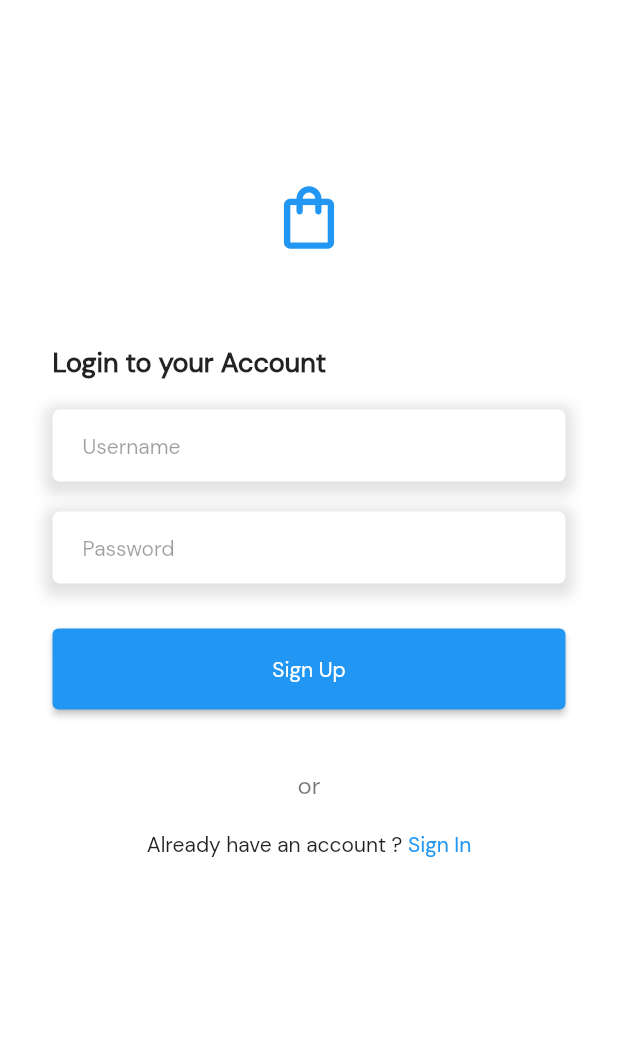
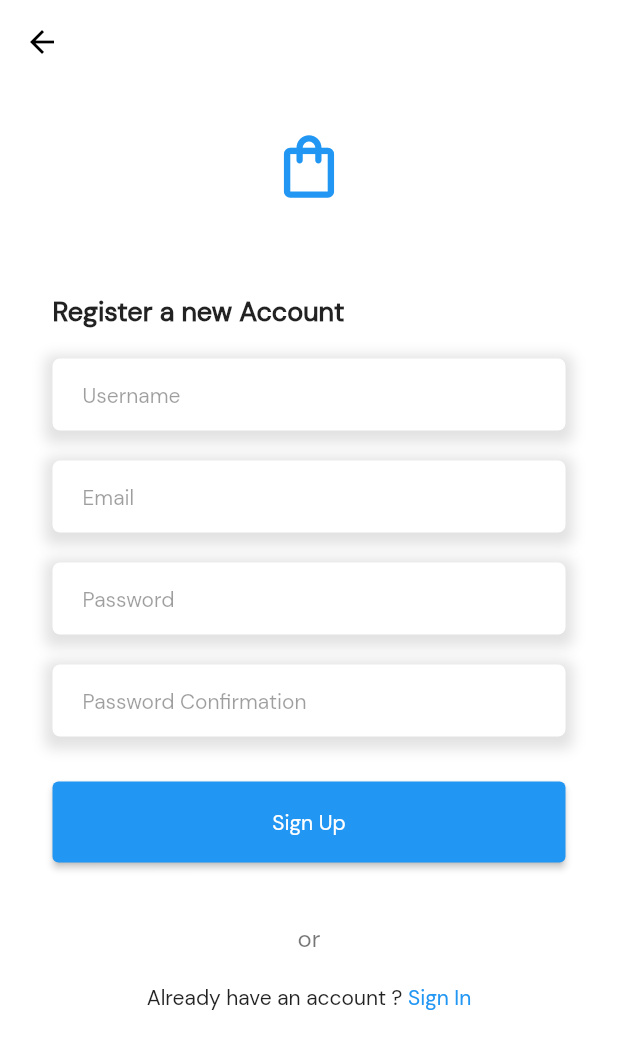
Before and after one commit to qolbudr/Flutter-PointofSales, a Flutter app: the Register screen opened directly, on a phone screen of 412 x 824 dp. Shown: the top 1049 px of the screen. Run offline on Flutter 3.47's test engine with Material 2 defaults, Android fonts, the phone set to English and light mode, and no system bars; our stand-ins replace page_transition, shared_preferences; accounts and stored records are empty.

Commit message:
Add a register screen

```diff
--- a/lib/main.dart
+++ b/lib/main.dart
@@ -249,6 +249,8 @@ class _RegisterState extends State<Register> {
   bool showStatus = false;
   final usernameController = TextEditingController();
   final passwordController = TextEditingController();
+  final emailController = TextEditingController();
+  final cpasswordController = TextEditingController();
 
   void forceRegister() async {
 
@@ -270,12 +272,18 @@ class _RegisterState extends State<Register> {
   Widget build(BuildContext context) {
     return(
       Scaffold(
-        resizeToAvoidBottomInset: false,
-        body: Container(
-          padding: EdgeInsets.only(top: 30),
-          width: MediaQuery.of(context).size.width,
-          height: MediaQuery.of(context).size.height,
-          color: Colors.white,
+        appBar: AppBar(
+          elevation: 0,
+          iconTheme: IconThemeData(
+            color: Colors.black
+          ),
+          backgroundColor: Colors.white,
+        ),
+        body:
+        Container(
+        width: MediaQuery.of(context).size.width,
+        color: Colors.white,
+         child: SingleChildScrollView(
             child: Stack(
               children: [
                 isLoading ?
@@ -292,7 +300,6 @@ class _RegisterState extends State<Register> {
                   child: Column(
                   crossAxisAlignment: CrossAxisAlignment.start,
                   children: [
-                    SizedBox(height: 60),
                     Row(
                       mainAxisAlignment: MainAxisAlignment.center,
                       children: [
@@ -305,7 +312,7 @@ class _RegisterState extends State<Register> {
                       child: Column(
                         crossAxisAlignment: CrossAxisAlignment.start,
                         children: [
-                          Text("Login to your Account", style: TextStyle(color: Colors.black87, fontSize: 18, fontWeight: FontWeight.w600)),
+                          Text("Register a new Account", style: TextStyle(color: Colors.black87, fontSize: 18, fontWeight: FontWeight.w600)),
                           showStatus ?
                           Container(
                             child: Column(
@@ -319,7 +326,11 @@ class _RegisterState extends State<Register> {
                           SizedBox(height: 20),
                           custom.CustomTextField(controller: usernameController, hintText: "Username", obscureText: false),
                           SizedBox(height: 20),
+                          custom.CustomTextField(controller: emailController, hintText: "Email", obscureText: false),
+                          SizedBox(height: 20),
                           custom.CustomTextField(controller: passwordController, hintText: "Password", obscureText: true),
+                          SizedBox(height: 20),
+                          custom.CustomTextField(controller: cpasswordController, hintText: "Password Confirmation", obscureText: true),
                           SizedBox(height: 30),
                           custom.CustomButton(buttonPressed: isLoading ? null : forceRegister, buttonText: "Sign Up"),
                           SizedBox(height: 40),
@@ -349,6 +360,7 @@ class _RegisterState extends State<Register> {
             ]
           )
         )
+        )
       )
     );
   }
```
